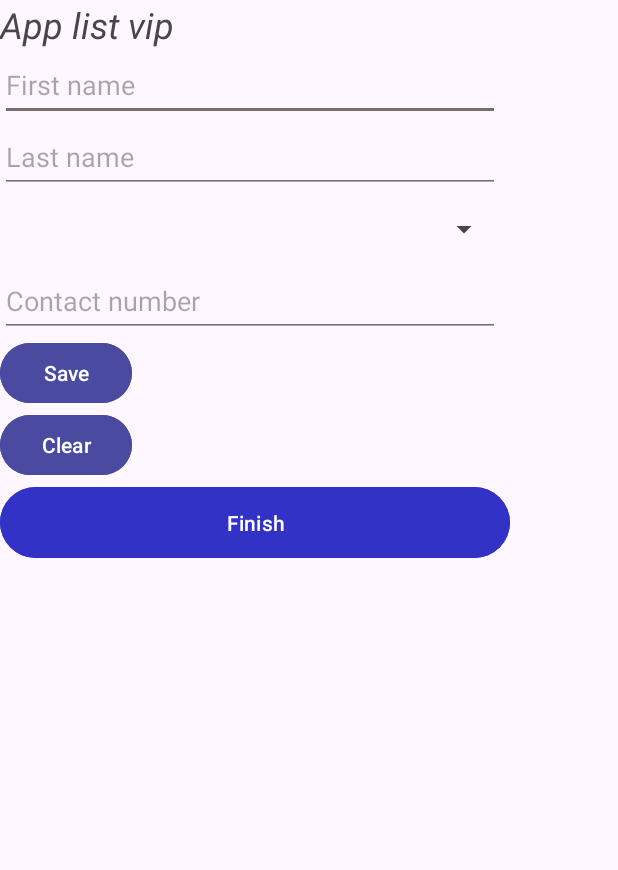
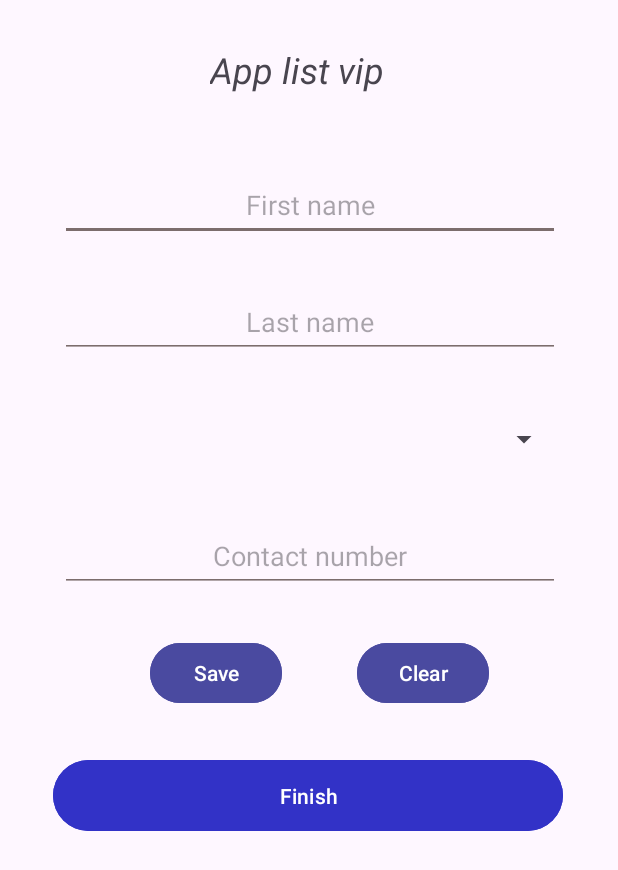
Before and after one commit to LucasFariaTDS/App_Cursos, an Android app: the layout activity_spinner.xml on its own in the app's theme, with its tools: preview values and no code run, on a phone screen of 412 x 824 dp. Shown: the top 870 px of the screen. Run offline under Robolectric (Android 15) with nearby library versions, the phone set to English and light mode, and no system bars.

```diff
--- a/app/src/main/res/layout/activity_spinner.xml
+++ b/app/src/main/res/layout/activity_spinner.xml
@@ -20,48 +20,69 @@
                 android:id="@+id/textView"
                 android:layout_width="wrap_content"
                 android:layout_height="wrap_content"
+                android:layout_marginLeft="140dp"
+                android:layout_marginTop="30dp"
                 android:text="@string/txt_tittle"
                 android:textSize="24sp"
-                android:textStyle="italic" />
+                android:textStyle="italic"
+                android:gravity="center"/>
 
             <EditText
                 android:id="@+id/editText_first_name"
                 android:layout_width="333dp"
                 android:layout_height="48dp"
+                android:layout_marginLeft="40dp"
+                android:layout_marginTop="50dp"
                 android:backgroundTint="#7C6D6D"
                 android:ems="10"
                 android:hint="@string/txt_hint_edit_first_name"
-                android:inputType="text" />
+                android:inputType="text"
+                android:gravity="center"/>
 
             <EditText
                 android:id="@+id/editText_last_name"
                 android:layout_width="333dp"
                 android:layout_height="48dp"
+                android:layout_marginLeft="40dp"
+                android:layout_marginTop="30dp"
                 android:backgroundTint="#7C6D6D"
                 android:ems="10"
                 android:hint="@string/txt_hint_edit_last_name"
-                android:inputType="text" />
+                android:inputType="text"
+                android:gravity="center"/>
 
             <Spinner
                 android:id="@+id/spinner_course"
                 android:layout_width="333dp"
                 android:layout_height="48dp"
-                android:hint="@string/text_hint_desired_course" />
+                android:layout_marginLeft="40dp"
+                android:layout_marginTop="30dp"
+                android:hint="@string/text_hint_desired_course"
+                android:gravity="center"/>
 
             <EditText
                 android:id="@+id/editText_contact_number"
                 android:layout_width="333dp"
                 android:layout_height="48dp"
+                android:layout_marginLeft="40dp"
+                android:layout_marginTop="30dp"
                 android:backgroundTint="#7C6D6D"
                 android:ems="10"
+                android:gravity="center"
                 android:hint="@string/txt_hint_edit_contact_number"
                 android:inputType="text"
                 tools:ignore="TextFields" />
 
+            <LinearLayout
+                android:layout_width="match_parent"
+                android:layout_height="match_parent"
+                android:orientation="horizontal"
+                android:layout_marginTop="30dp">
             <Button
                 android:id="@+id/button_save"
                 android:layout_width="wrap_content"
                 android:layout_height="wrap_content"
+                android:layout_marginLeft="100dp"
                 android:backgroundTint="#4A4AA0"
                 android:text="@string/txt_button_save" />
 
@@ -69,14 +90,18 @@
                     android:id="@+id/button_clear"
                     android:layout_width="wrap_content"
                     android:layout_height="wrap_content"
+                    android:layout_marginLeft="50dp"
                     android:backgroundTint="#4A4AA0"
                     android:text="@string/txt_button_clear" />
-
+            </LinearLayout>
             <Button
                 android:id="@+id/button_finish"
                 android:layout_width="340dp"
                 android:layout_height="55dp"
+                android:layout_marginLeft="35dp"
+                android:layout_marginTop="30dp"
                 android:backgroundTint="#3232C7"
+                android:gravity="center"
                 android:text="@string/txt_button_finish" />
 
             <LinearLayout
```
Also changed, not shown: app/src/main/AndroidManifest.xml (+6 -3 lines), app/src/main/java/com/example/app/view/splash_activity.java (added, +25 -0 lines), app/src/main/res/layout/activity_splash.xml (added, +11 -0 lines). Lines whose indentation alone changed are shown as unchanged.
